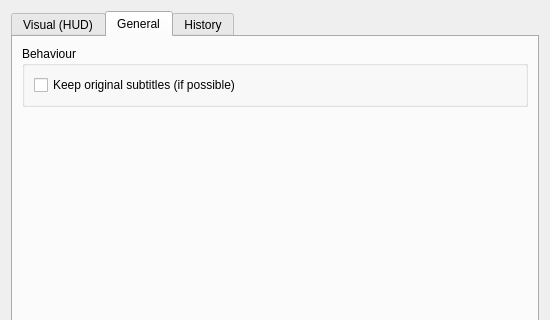
Qt form settings.ui (Dhterech/neobes-gui) before a commit; both pictures show x 0 to 550 and y 0 to 320 of the 550 by 600 pixel window.
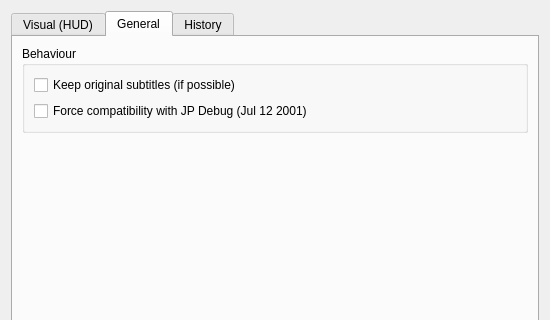
The same form after that commit. The open tabs and pages were chosen to show the change.

```diff
--- a/settings.ui
+++ b/settings.ui
@@ -107,6 +107,13 @@
             </property>
            </widget>
           </item>
+          <item>
+           <widget class="QCheckBox" name="chkJPDebug">
+            <property name="text">
+             <string>Force compatibility with JP Debug (Jul 12 2001)</string>
+            </property>
+           </widget>
+          </item>
          </layout>
         </widget>
        </item>
```
Left out of the diff: 20 changed lines with no effect on the pictures.
